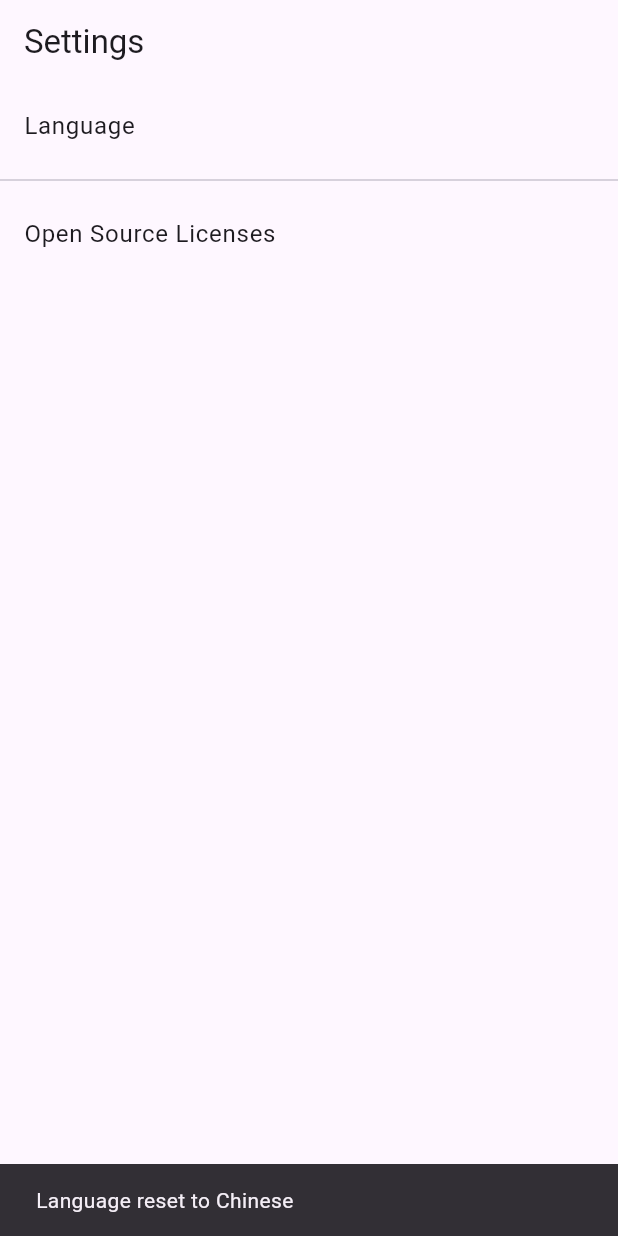
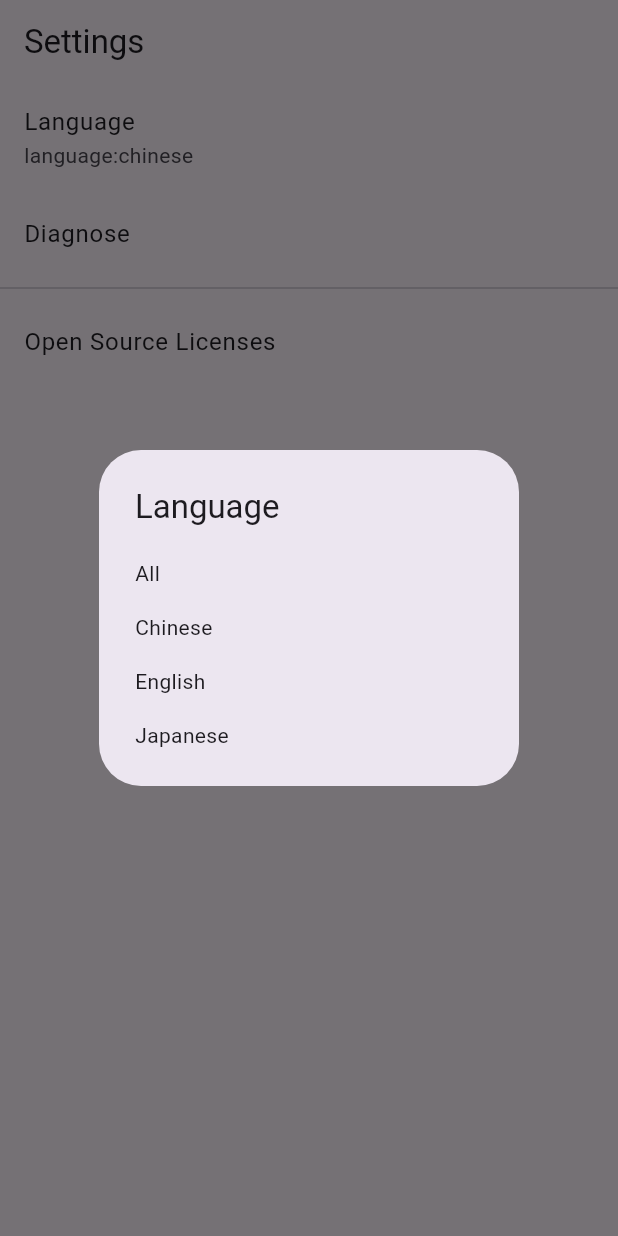
Before and after one commit to ttdyce/nhviewer-universal, a Flutter app: the SettingsScreen screen opened by its route, after a tap on "Language", on a phone screen of 412 x 824 dp. Run offline on Flutter 3.47's test engine with Material 3 defaults, Android fonts, the phone set to English and light mode, and no system bars; our stand-ins replace cached_network_image, dio, go_router, sqflite, webview_flutter; accounts and stored records are empty.

Commit message:
reduce fetch index/search code, remove unused parameters, rewrite NHLanguage

```diff
--- a/lib/main.dart
+++ b/lib/main.dart
@@ -46,6 +46,7 @@ Future<void> main() async {
                 body: child,
                 floatingActionButton: FloatingActionButton(
                   onPressed: () {
+                    // logic is not straight forward here
                     final sortByPopularType =
                         context.read<ComicListModel>().sortByPopularType;
                     if (sortByPopularType == null) {
@@ -319,20 +320,39 @@ class CollectionListScreen extends StatelessWidget {
   }
 }
 
-class NHLanguage {
-  static const chinese = 'language:chinese';
-  // 20240215 workaround: sometimes lanugage tag 'chinese' returns 404 (error: does not exist)
-  static const chineseWorkaround = [
-    '-language:english -language:japanese',
-    '汉化',
-    '中国'
-  ];
-  static const japanese = 'language:japanese';
-  static const english = 'language:english';
-  static const all = '-';
-  static const all2 = 'language:-';
+enum NHLanguage {
+  all,
+  chinese,
+  japanese,
+  english;
 
-  static var currentSetting = chinese;
+  String get queryString {
+    switch (this) {
+      case NHLanguage.all:
+        return '-';
+      case NHLanguage.chinese:
+        return 'language:chinese';
+      case NHLanguage.japanese:
+        return 'language:japanese';
+      case NHLanguage.english:
+        return 'language:english';
+    }
+  }
+
+  List<String> get alternatives {
+    switch (this) {
+      case NHLanguage.all:
+        return ['language:-'];
+      case NHLanguage.chinese:
+        return ['-language:english -language:japanese', '汉化', '中国'];
+      case NHLanguage.japanese:
+      case NHLanguage.english:
+      default:
+        return [];
+    }
+  }
+
+  static NHLanguage current = NHLanguage.chinese;
 }
 
 class NHPopularType {
@@ -711,21 +731,62 @@ class SettingsScreen extends StatelessWidget {
           ),
           SliverList.list(children: [
             ListTile(
-              title: Text('Language'),
+              title: const Text('Language'),
+              subtitle: Text(NHLanguage.current.queryString),
               onTap: () {
-                // show a dialog for choosing Language, using the NHLanguages class. The dialog has 4 options: all, chinese, english, japanese
-                // showDialog(
-                //   context: context,
-                //   builder: (BuildContext context) {
-                //     return const LanguageDialog();
-                //   },
-                // );
-                NHLanguage.currentSetting = NHLanguage.chinese;
-                ScaffoldMessenger.of(context).showSnackBar(
-                  const SnackBar(
-                    content: Text('Language reset to Chinese'),
-                  ),
-                );
+                showDialog<bool>(
+                    context: context,
+                    builder: (BuildContext context) {
+                      return SimpleDialog(
+                        title: const Text('Language'),
+                        children: [
+                          SimpleDialogOption(
+                            child: Text('All'),
+                            onPressed: () {
+                              NHLanguage.current = NHLanguage.all;
+                              Navigator.of(context).pop(true);
+                            },
+                          ),
+                          SimpleDialogOption(
+                            child: Text('Chinese'),
+                            onPressed: () {
+                              NHLanguage.current = NHLanguage.chinese;
+                              Navigator.of(context).pop(true);
+                            },
+                          ),
+                          SimpleDialogOption(
+                            child: Text('English'),
+                            onPressed: () {
+                              NHLanguage.current = NHLanguage.english;
+                              Navigator.of(context).pop(true);
+                            },
+                          ),
+                          SimpleDialogOption(
+                            child: Text('Japanese'),
+                            onPressed: () {
+                              NHLanguage.current = NHLanguage.japanese;
+                              Navigator.of(context).pop(true);
+                            },
+                          ),
+                        ],
+                      );
+                    }).then((value) {
+                  if (value == null || value == false) {
+                    return;
+                  }
+                  ScaffoldMessenger.of(context).clearSnackBars();
+                  ScaffoldMessenger.of(context).showSnackBar(
+                    SnackBar(
+                      content: Text('Language set to `${NHLanguage.current}`'),
+                    ),
+                  );
+                });
+              },
+            ),
+            ListTile(
+              title: const Text('Diagnose'),
+              onTap: () {
+                // todo 20240308 Check api status of all language query, and the real search with queries. Show result in real time.
               },
             ),
             const Divider(),
@@ -821,7 +882,7 @@ class _AppState extends State<App> {
                   context.read<AppModel>().isLoading = true;
                   context
                       .read<ComicListModel>()
-                      .fetchSearch(value, clearComic: true)
+                      .fetchSearch(q: value, clearComic: true)
                       .then((value) =>
                           context.read<AppModel>().isLoading = false);
 
@@ -1110,7 +1171,7 @@ class ComicSliverGrid extends StatelessWidget {
                 ScaffoldMessenger.of(context).showSnackBar(
                   SnackBar(
                     content: Text(
-                        'Loading... page: ${pageLoaded! + 1}, language: ${NHLanguage.currentSetting}'),
+                        'Loading... page: ${pageLoaded! + 1}, language: ${NHLanguage.current.name}'),
                     duration: const Duration(seconds: 2),
                   ),
                 );
```
Also changed, not shown: lib/model/state_model.dart (+57 -119 lines).
